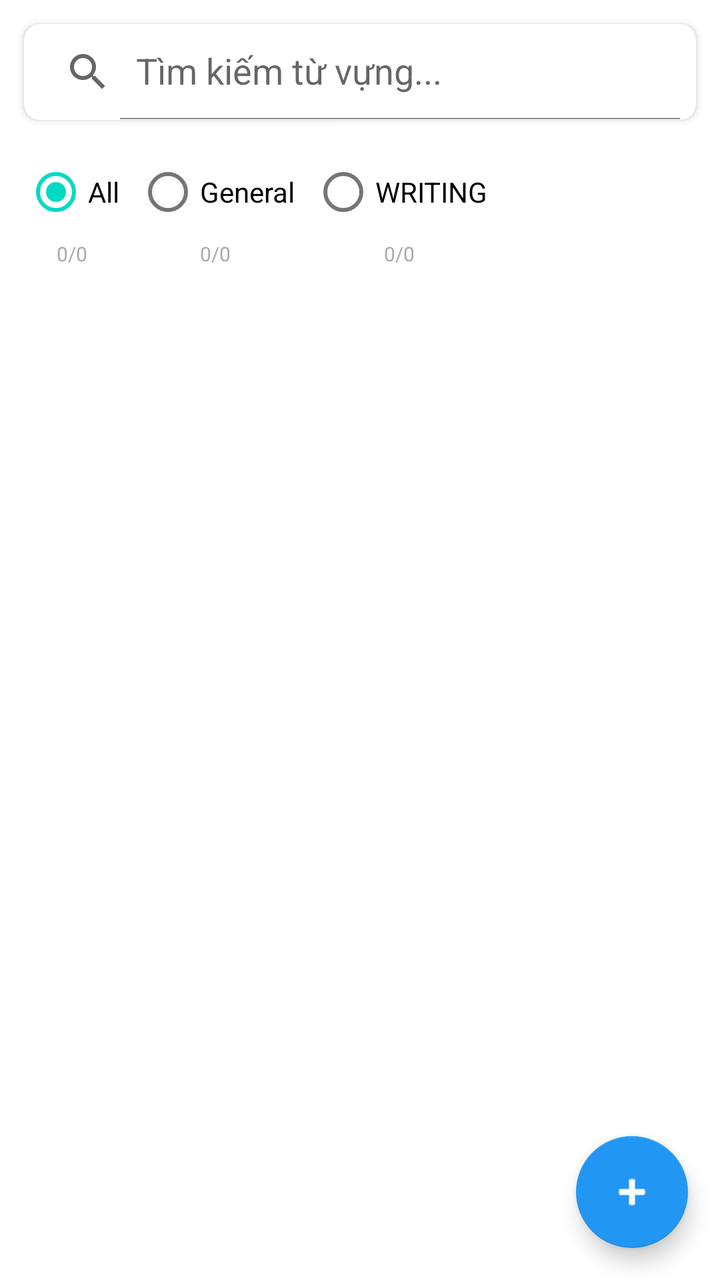
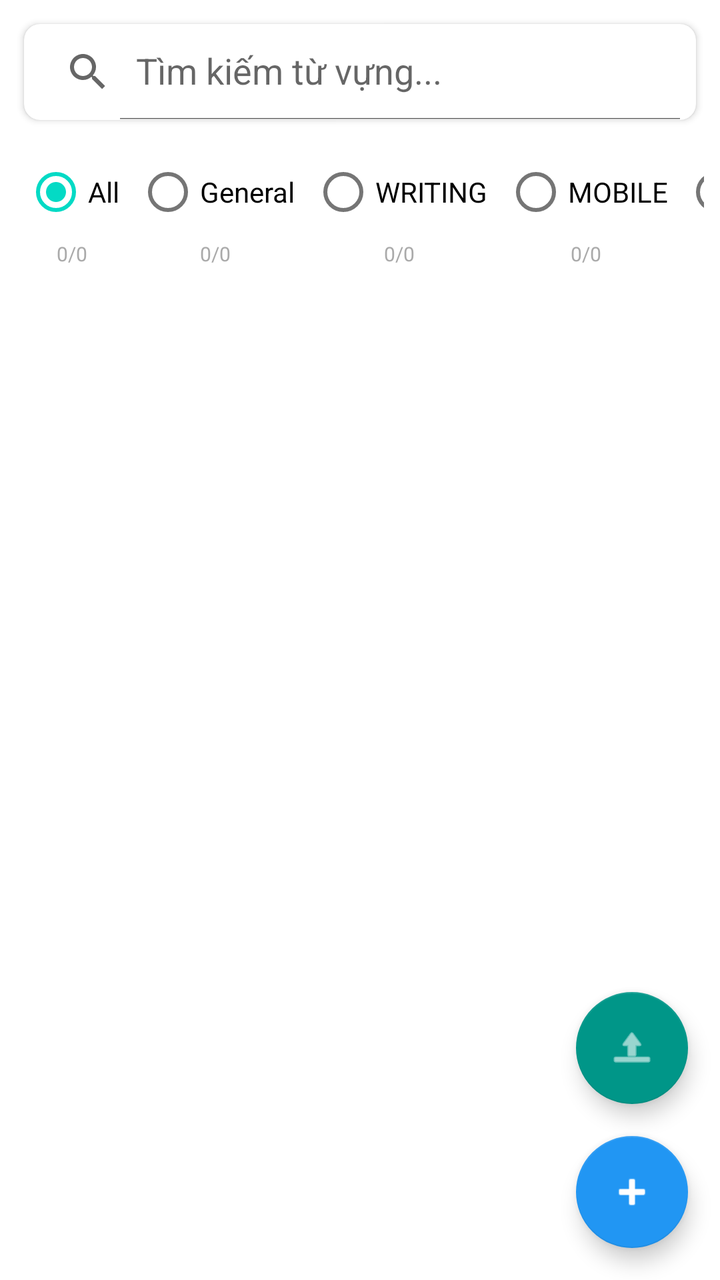

Before-and-after screenshots of an Android layout around one commit, followed by the original layout XML and the change that was made.
<!-- AndroidManifest.xml: application theme Theme.SpecialEnglishLearningApp -->
<!-- res/layout/fragment_edit.xml -->
<?xml version="1.0" encoding="utf-8"?>
<androidx.coordinatorlayout.widget.CoordinatorLayout xmlns:android="http://schemas.android.com/apk/res/android"
    xmlns:app="http://schemas.android.com/apk/res-auto"
    android:layout_width="match_parent"
    android:layout_height="match_parent">

    <LinearLayout
        android:layout_width="match_parent"
        android:layout_height="match_parent"
        android:orientation="vertical">

        
        <com.google.android.material.card.MaterialCardView
            android:layout_width="match_parent"
            android:layout_height="wrap_content"
            android:layout_margin="12dp"
            app:cardElevation="2dp"
            app:cardCornerRadius="8dp">

            <androidx.appcompat.widget.SearchView
                android:id="@+id/searchView"
                android:layout_width="match_parent"
                android:layout_height="wrap_content"
                app:queryHint="Tìm kiếm từ vựng..."
                app:iconifiedByDefault="false"
                app:closeIcon="@android:drawable/ic_menu_close_clear_cancel"
                android:background="@android:color/transparent" />

        </com.google.android.material.card.MaterialCardView>

        
        <HorizontalScrollView
            android:layout_width="match_parent"
            android:layout_height="wrap_content"
            android:scrollbars="none"
            android:layout_marginStart="8dp"
            android:layout_marginEnd="8dp"
            android:layout_marginBottom="8dp">

            <RadioGroup
                android:id="@+id/radioGroupCategoryFilter"
                android:layout_width="wrap_content"
                android:layout_height="wrap_content"
                android:orientation="horizontal"
                android:gravity="center">

                <LinearLayout
                    android:layout_width="wrap_content"
                    android:layout_height="wrap_content"
                    android:orientation="vertical"
                    android:gravity="center"
                    android:paddingHorizontal="4dp">
                    <RadioButton
                        android:id="@+id/radioFilterAll"
                        android:layout_width="wrap_content"
                        android:layout_height="wrap_content"
                        android:text="All"
                        android:checked="true" />
                    <TextView
                        android:id="@+id/textStatsAll"
                        android:layout_width="wrap_content"
                        android:layout_height="wrap_content"
                        android:text="0/0"
                        android:textSize="10sp"
                        android:textColor="@android:color/darker_gray" />
                </LinearLayout>

                <LinearLayout
                    android:layout_width="wrap_content"
                    android:layout_height="wrap_content"
                    android:orientation="vertical"
                    android:gravity="center"
                    android:paddingHorizontal="4dp">
                    <RadioButton
                        android:id="@+id/radioFilterGeneral"
                        android:layout_width="wrap_content"
                        android:layout_height="wrap_content"
                        android:text="General" />
                    <TextView
                        android:id="@+id/textStatsGeneral"
                        android:layout_width="wrap_content"
                        android:layout_height="wrap_content"
                        android:text="0/0"
                        android:textSize="10sp"
                        android:textColor="@android:color/darker_gray" />
                </LinearLayout>

                <LinearLayout
                    android:layout_width="wrap_content"
                    android:layout_height="wrap_content"
                    android:orientation="vertical"
                    android:gravity="center"
                    android:paddingHorizontal="4dp">
                    <RadioButton
                        android:id="@+id/radioFilterWriting"
                        android:layout_width="wrap_content"
                        android:layout_height="wrap_content"
                        android:text="WRITING" />
                    <TextView
                        android:id="@+id/textStatsWriting"
                        android:layout_width="wrap_content"
                        android:layout_height="wrap_content"
                        android:text="0/0"
                        android:textSize="10sp"
                        android:textColor="@android:color/darker_gray" />
                </LinearLayout>

            </RadioGroup>

        </HorizontalScrollView>

        
        <androidx.recyclerview.widget.RecyclerView
            android:id="@+id/recyclerViewVocabularies"
            android:layout_width="match_parent"
            android:layout_height="0dp"
            android:layout_weight="1"
            android:padding="12dp"
            android:clipToPadding="false" />

    </LinearLayout>

    <com.google.android.material.floatingactionbutton.FloatingActionButton
        android:id="@+id/fabAddVocabulary"
        android:layout_width="wrap_content"
        android:layout_height="wrap_content"
        android:layout_gravity="bottom|end"
        android:layout_margin="16dp"
        android:src="@android:drawable/ic_input_add"
        app:backgroundTint="@color/blue_500"
        app:tint="@android:color/white" />

</androidx.coordinatorlayout.widget.CoordinatorLayout>
<!-- resources referenced by this layout -->
<resources>
  <color name="blue_500">#FF2196F3</color>
  <style name="Theme.SpecialEnglishLearningApp" parent="Theme.MaterialComponents.DayNight.DarkActionBar">
          
          <item name="colorPrimary">@color/purple_500</item>
          <item name="colorPrimaryVariant">@color/purple_700</item>
          <item name="colorOnPrimary">@color/white</item>
          
          <item name="colorSecondary">@color/teal_200</item>
          <item name="colorSecondaryVariant">@color/teal_700</item>
          <item name="colorOnSecondary">@color/black</item>
          
          <item name="android:statusBarColor">?attr/colorPrimaryVariant</item>
          
      </style>
  <color name="purple_500">#FF6200EE</color>
  <color name="purple_700">#FF3700B3</color>
  <color name="white">#FFFFFFFF</color>
  <color name="teal_200">#FF03DAC5</color>
  <color name="teal_700">#FF018786</color>
  <color name="black">#FF000000</color>
</resources>

<!-- the commit's change to res/layout/fragment_edit.xml (unified diff, before → after) -->
@@ -105,6 +105,46 @@
                         android:textColor="@android:color/darker_gray" />
                 </LinearLayout>
 
+                <LinearLayout
+                    android:layout_width="wrap_content"
+                    android:layout_height="wrap_content"
+                    android:orientation="vertical"
+                    android:gravity="center"
+                    android:paddingHorizontal="4dp">
+                    <RadioButton
+                        android:id="@+id/radioFilterMobile"
+                        android:layout_width="wrap_content"
+                        android:layout_height="wrap_content"
+                        android:text="MOBILE" />
+                    <TextView
+                        android:id="@+id/textStatsMobile"
+                        android:layout_width="wrap_content"
+                        android:layout_height="wrap_content"
+                        android:text="0/0"
+                        android:textSize="10sp"
+                        android:textColor="@android:color/darker_gray" />
+                </LinearLayout>
+
+                <LinearLayout
+                    android:layout_width="wrap_content"
+                    android:layout_height="wrap_content"
+                    android:orientation="vertical"
+                    android:gravity="center"
+                    android:paddingHorizontal="4dp">
+                    <RadioButton
+                        android:id="@+id/radioFilterWeb"
+                        android:layout_width="wrap_content"
+                        android:layout_height="wrap_content"
+                        android:text="WEB" />
+                    <TextView
+                        android:id="@+id/textStatsWeb"
+                        android:layout_width="wrap_content"
+                        android:layout_height="wrap_content"
+                        android:text="0/0"
+                        android:textSize="10sp"
+                        android:textColor="@android:color/darker_gray" />
+                </LinearLayout>
+
             </RadioGroup>
 
         </HorizontalScrollView>
@@ -121,6 +161,17 @@
     </LinearLayout>
 
     <com.google.android.material.floatingactionbutton.FloatingActionButton
+        android:id="@+id/fabBulkImport"
+        android:layout_width="wrap_content"
+        android:layout_height="wrap_content"
+        android:layout_gravity="bottom|end"
+        android:layout_marginEnd="16dp"
+        android:layout_marginBottom="88dp"
+        android:src="@android:drawable/ic_menu_upload"
+        app:backgroundTint="#009688"
+        app:tint="@android:color/white" />
+
+    <com.google.android.material.floatingactionbutton.FloatingActionButton
         android:id="@+id/fabAddVocabulary"
         android:layout_width="wrap_content"
         android:layout_height="wrap_content"
